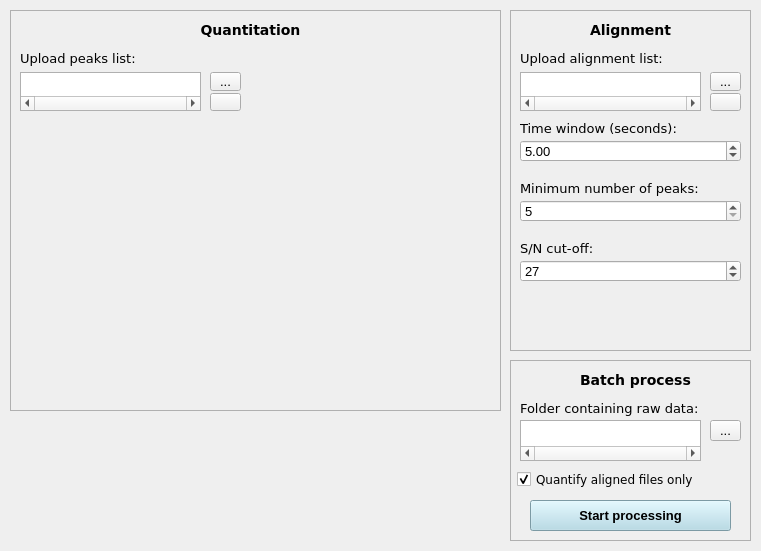
The window that sweet_suite/gui/qtdesigner_files/gui_lc_fld.ui (stainawarijar/SweetSuite) describes before a commit, drawn with Qt 5.
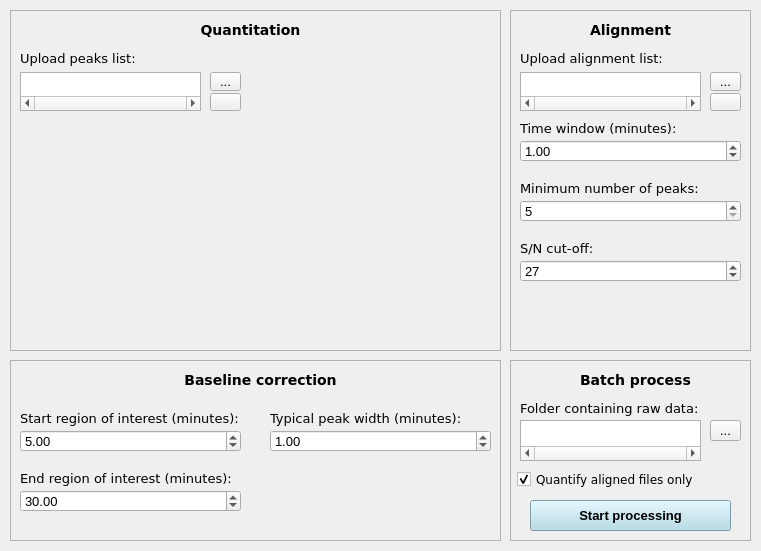
The same window after the commit.

Diff of the .ui file:
```diff
--- a/sweet_suite/gui/qtdesigner_files/gui_lc_fld.ui
+++ b/sweet_suite/gui/qtdesigner_files/gui_lc_fld.ui
@@ -31,6 +31,10 @@
     border: 1px solid #b0b0b0;
 }
 
+#frame_roi {
+    border: 1px solid #b0b0b0;
+}
+
 QListWidget {
     border: 1px solid #b0b0b0;
 }</string>
@@ -41,7 +45,7 @@
      <x>10</x>
      <y>10</y>
      <width>491</width>
-     <height>401</height>
+     <height>341</height>
     </rect>
    </property>
    <property name="frameShape">
@@ -271,7 +275,7 @@
      </font>
     </property>
     <property name="text">
-     <string>Time window (seconds):</string>
+     <string>Time window (minutes):</string>
     </property>
    </widget>
    <widget class="QDoubleSpinBox" name="alignment_time_window">
@@ -284,7 +288,7 @@
      </rect>
     </property>
     <property name="value">
-     <double>5.000000000000000</double>
+     <double>1.000000000000000</double>
     </property>
    </widget>
    <widget class="QSpinBox" name="alignment_min_peaks">
@@ -518,6 +522,155 @@
     </property>
    </widget>
   </widget>
+  <widget class="QFrame" name="frame_roi">
+   <property name="geometry">
+    <rect>
+     <x>10</x>
+     <y>360</y>
+     <width>491</width>
+     <height>181</height>
+    </rect>
+   </property>
+   <property name="frameShape">
+    <enum>QFrame::StyledPanel</enum>
+   </property>
+   <property name="frameShadow">
+    <enum>QFrame::Raised</enum>
+   </property>
+   <widget class="QLabel" name="label_quantitation_3">
+    <property name="geometry">
+     <rect>
+      <x>90</x>
+      <y>10</y>
+      <width>321</width>
+      <height>20</height>
+     </rect>
+    </property>
+    <property name="font">
+     <font>
+      <family>DejaVu Sans</family>
+      <pointsize>11</pointsize>
+      <weight>75</weight>
+      <bold>true</bold>
+     </font>
+    </property>
+    <property name="styleSheet">
+     <string notr="true">font-weight: bold;
+font-size: 10.5pt</string>
+    </property>
+    <property name="text">
+     <string>Baseline correction</string>
+    </property>
+    <property name="alignment">
+     <set>Qt::AlignCenter</set>
+    </property>
+   </widget>
+   <widget class="QDoubleSpinBox" name="roi_start">
+    <property name="geometry">
+     <rect>
+      <x>10</x>
+      <y>70</y>
+      <width>221</width>
+      <height>22</height>
+     </rect>
+    </property>
+    <property name="maximum">
+     <double>1000.000000000000000</double>
+    </property>
+    <property name="value">
+     <double>5.000000000000000</double>
+    </property>
+   </widget>
+   <widget class="QLabel" name="label_roi_start">
+    <property name="geometry">
+     <rect>
+      <x>10</x>
+      <y>50</y>
+      <width>231</width>
+      <height>16</height>
+     </rect>
+    </property>
+    <property name="font">
+     <font>
+      <family>DejaVu Sans</family>
+      <pointsize>10</pointsize>
+     </font>
+    </property>
+    <property name="text">
+     <string>Start region of interest (minutes):</string>
+    </property>
+   </widget>
+   <widget class="QDoubleSpinBox" name="roi_end">
+    <property name="geometry">
+     <rect>
+      <x>10</x>
+      <y>130</y>
+      <width>221</width>
+      <height>22</height>
+     </rect>
+    </property>
+    <property name="maximum">
+     <double>1000.000000000000000</double>
+    </property>
+    <property name="value">
+     <double>30.000000000000000</double>
+    </property>
+   </widget>
+   <widget class="QLabel" name="label_roi_end">
+    <property name="geometry">
+     <rect>
+      <x>10</x>
+      <y>110</y>
+      <width>221</width>
+      <height>16</height>
+     </rect>
+    </property>
+    <property name="font">
+     <font>
+      <family>DejaVu Sans</family>
+      <pointsize>10</pointsize>
+     </font>
+    </property>
+    <property name="text">
+     <string>End region of interest (minutes):</string>
+    </property>
+   </widget>
+   <widget class="QDoubleSpinBox" name="peak_width">
+    <property name="geometry">
+     <rect>
+      <x>260</x>
+      <y>70</y>
+      <width>221</width>
+      <height>22</height>
+     </rect>
+    </property>
+    <property name="maximum">
+     <double>10.000000000000000</double>
+    </property>
+    <property name="value">
+     <double>1.000000000000000</double>
+    </property>
+   </widget>
+   <widget class="QLabel" name="label_peak_width">
+    <property name="geometry">
+     <rect>
+      <x>260</x>
+      <y>50</y>
+      <width>221</width>
+      <height>16</height>
+     </rect>
+    </property>
+    <property name="font">
+     <font>
+      <family>DejaVu Sans</family>
+      <pointsize>10</pointsize>
+     </font>
+    </property>
+    <property name="text">
+     <string>Typical peak width (minutes):</string>
+    </property>
+   </widget>
+  </widget>
  </widget>
  <resources/>
  <connections/>
```
Left out of the diff: 2 changed lines with no effect on the pictures.
